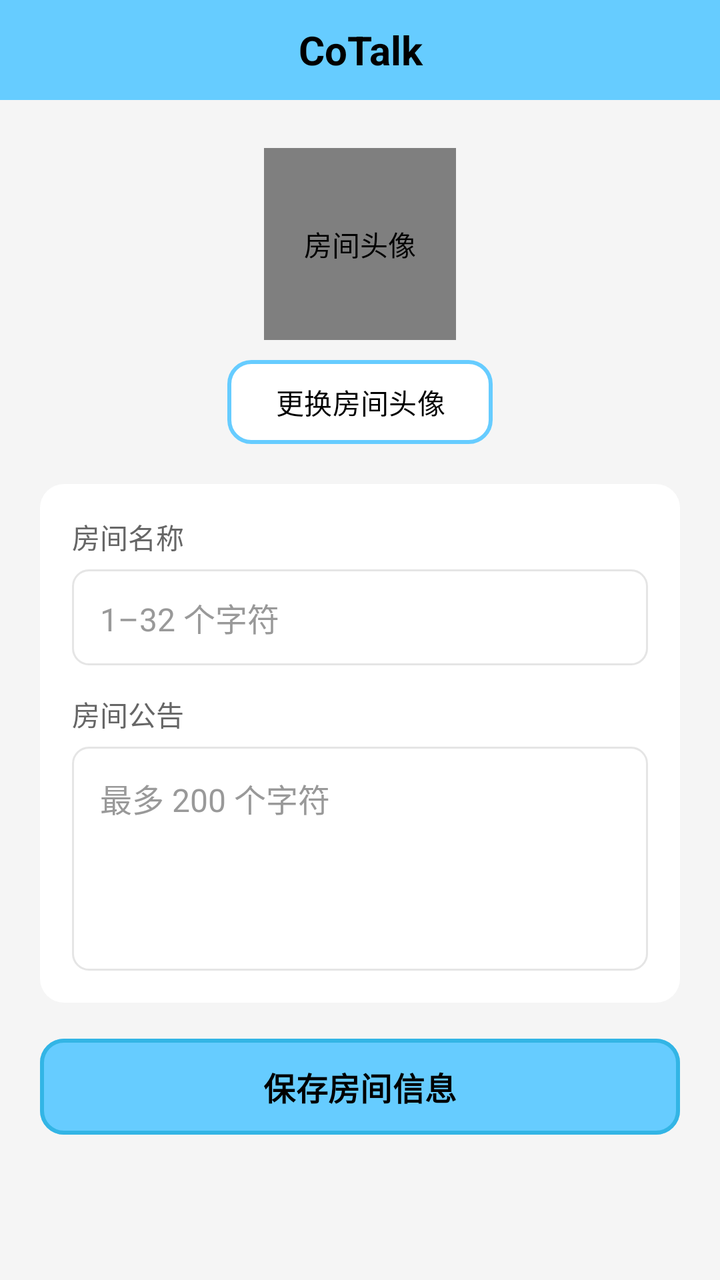
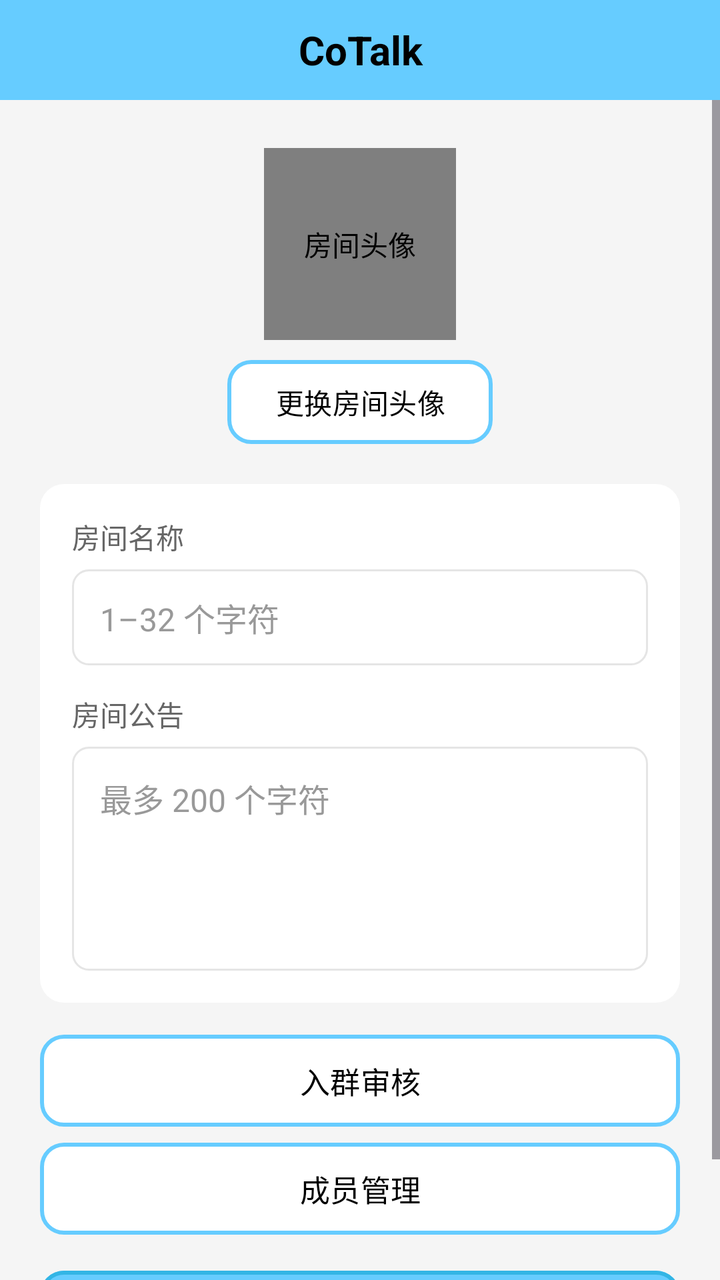

Compare the two renders of this Android layout. The source of the first and the diff that turns it into the second are given below.
<!-- AndroidManifest.xml: application theme Theme.CoTalkProject -->
<!-- res/layout/activity_room_admin.xml -->
<?xml version="1.0" encoding="utf-8"?>
<LinearLayout xmlns:android="http://schemas.android.com/apk/res/android"
    xmlns:app="http://schemas.android.com/apk/res-auto"
    xmlns:tools="http://schemas.android.com/tools"
    android:id="@+id/room_admin_root"
    android:layout_width="match_parent"
    android:layout_height="match_parent"
    android:background="@color/bg_page"
    android:orientation="vertical"
    tools:context=".ui.admin.RoomAdminActivity">

    <include
        android:id="@+id/title_bar"
        layout="@layout/layout_title_bar"
        android:layout_width="match_parent"
        android:layout_height="wrap_content" />

    <ScrollView
        android:layout_width="match_parent"
        android:layout_height="0dp"
        android:layout_weight="1"
        android:clipToPadding="false"
        android:fillViewport="true"
        android:overScrollMode="never">

        <LinearLayout
            android:layout_width="match_parent"
            android:layout_height="wrap_content"
            android:gravity="center_horizontal"
            android:orientation="vertical"
            android:paddingStart="20dp"
            android:paddingTop="24dp"
            android:paddingEnd="20dp"
            android:paddingBottom="24dp">

            <com.example.cotalkproject.ui.widget.AvatarView
                android:id="@+id/iv_room_admin_avatar"
                android:layout_width="96dp"
                android:layout_height="96dp"
                android:contentDescription="@string/room_admin_avatar" />

            <com.google.android.material.button.MaterialButton
                android:id="@+id/btn_room_admin_avatar"
                android:layout_width="wrap_content"
                android:layout_height="42dp"
                android:layout_marginTop="10dp"
                android:insetTop="0dp"
                android:insetBottom="0dp"
                android:stateListAnimator="@null"
                android:text="@string/room_admin_change_avatar"
                android:textColor="@color/text_primary"
                android:textSize="14sp"
                app:backgroundTint="@color/surface"
                app:cornerRadius="12dp"
                app:rippleColor="@color/blue_ty"
                app:strokeColor="@color/blue_ty"
                app:strokeWidth="2dp" />

            <LinearLayout
                android:layout_width="match_parent"
                android:layout_height="wrap_content"
                android:layout_marginTop="20dp"
                android:background="@drawable/bg_card"
                android:orientation="vertical"
                android:padding="16dp">

                <TextView
                    android:layout_width="match_parent"
                    android:layout_height="wrap_content"
                    android:text="@string/room_admin_name"
                    android:textColor="@color/text_secondary"
                    android:textSize="14sp" />

                <EditText
                    android:id="@+id/et_room_admin_name"
                    android:layout_width="match_parent"
                    android:layout_height="48dp"
                    android:layout_marginTop="6dp"
                    android:background="@drawable/et_round"
                    android:hint="@string/room_admin_name_hint"
                    android:inputType="text"
                    android:maxLength="32"
                    android:maxLines="1"
                    android:paddingStart="14dp"
                    android:paddingEnd="14dp"
                    android:singleLine="true"
                    android:textColor="@color/text_primary"
                    android:textColorHint="@color/text_hint"
                    android:textSize="16sp" />

                <TextView
                    android:layout_width="match_parent"
                    android:layout_height="wrap_content"
                    android:layout_marginTop="14dp"
                    android:text="@string/room_admin_announcement"
                    android:textColor="@color/text_secondary"
                    android:textSize="14sp" />

                <EditText
                    android:id="@+id/et_room_admin_announcement"
                    android:layout_width="match_parent"
                    android:layout_height="112dp"
                    android:layout_marginTop="6dp"
                    android:background="@drawable/et_round"
                    android:gravity="top|start"
                    android:hint="@string/room_admin_announcement_hint"
                    android:inputType="textMultiLine"
                    android:maxLength="200"
                    android:maxLines="5"
                    android:padding="14dp"
                    android:textColor="@color/text_primary"
                    android:textColorHint="@color/text_hint"
                    android:textSize="16sp" />
            </LinearLayout>

            <com.google.android.material.button.MaterialButton
                android:id="@+id/btn_room_admin_save"
                android:layout_width="match_parent"
                android:layout_height="48dp"
                android:layout_marginTop="18dp"
                android:insetTop="0dp"
                android:insetBottom="0dp"
                android:stateListAnimator="@null"
                android:text="@string/room_admin_save"
                android:textColor="@color/text_on_accent"
                android:textSize="16sp"
                android:textStyle="bold"
                app:backgroundTint="@color/blue_ty"
                app:cornerRadius="12dp"
                app:rippleColor="@color/blue_dark"
                app:strokeColor="@color/blue_dark"
                app:strokeWidth="2dp" />

        </LinearLayout>
    </ScrollView>
</LinearLayout>
<!-- res/layout/layout_title_bar.xml (included above) -->
<?xml version="1.0" encoding="utf-8"?>
<androidx.constraintlayout.widget.ConstraintLayout xmlns:android="http://schemas.android.com/apk/res/android"
    xmlns:app="http://schemas.android.com/apk/res-auto"
    android:layout_width="match_parent"
    android:layout_height="wrap_content"
    android:minHeight="50dp"
    android:background="@drawable/bg_title_bar">

    <TextView
        android:id="@+id/btn_back"
        android:layout_width="80dp"
        android:layout_height="50dp"
        android:background="?attr/selectableItemBackground"
        android:contentDescription="@string/back"
        android:gravity="center"
        android:text="@string/back"
        android:textColor="@color/text_primary"
        android:textSize="16sp"
        android:visibility="gone"
        app:layout_constraintStart_toStartOf="parent"
        app:layout_constraintTop_toTopOf="parent" />

    <TextView
        android:id="@+id/tv_title"
        android:layout_width="0dp"
        android:layout_height="50dp"
        android:gravity="center"
        android:singleLine="true"
        android:text="@string/title_home"
        android:textColor="@color/text_primary"
        android:textSize="20sp"
        android:textStyle="bold"
        app:layout_constraintEnd_toEndOf="parent"
        app:layout_constraintStart_toStartOf="parent"
        app:layout_constraintTop_toTopOf="parent" />

    <LinearLayout
        android:id="@+id/ll_actions"
        android:layout_width="wrap_content"
        android:layout_height="50dp"
        android:gravity="center_vertical"
        android:orientation="horizontal"
        android:paddingStart="4dp"
        android:paddingEnd="4dp"
        android:visibility="gone"
        app:layout_constraintEnd_toEndOf="parent"
        app:layout_constraintTop_toTopOf="parent">

        <ImageButton
            android:id="@+id/btn_action_server_info"
            android:layout_width="48dp"
            android:layout_height="48dp"
            android:background="?attr/selectableItemBackgroundBorderless"
            android:contentDescription="@string/server_info"
            android:padding="12dp"
            android:scaleType="centerInside"
            android:src="@drawable/ic_info"
            android:tint="@color/text_primary"
            android:visibility="gone" />

        <ImageButton
            android:id="@+id/btn_action_room_admin"
            android:layout_width="48dp"
            android:layout_height="48dp"
            android:background="?attr/selectableItemBackgroundBorderless"
            android:contentDescription="@string/room_admin_entry"
            android:padding="12dp"
            android:scaleType="centerInside"
            android:src="@drawable/ic_settings"
            android:tint="@color/text_primary"
            android:visibility="gone" />

    </LinearLayout>

</androidx.constraintlayout.widget.ConstraintLayout>
<!-- resources referenced by this layout -->
<resources>
  <color name="bg_page">#FFF5F5F5</color>
  <color name="blue_dark">#FF33B5E5</color>
  <color name="blue_ty">#FF66CCFF</color>
  <color name="surface">#FFFFFFFF</color>
  <color name="text_hint">#FF999999</color>
  <color name="text_on_accent">#FF000000</color>
  <color name="text_primary">#FF000000</color>
  <color name="text_secondary">#FF666666</color>
  <!-- drawable bg_card (drawable) -->
  <?xml version="1.0" encoding="utf-8"?>
  <shape xmlns:android="http://schemas.android.com/apk/res/android"
      android:shape="rectangle">
      <solid android:color="@color/surface" />
      <corners android:radius="12dp" />
  </shape>
  <!-- drawable bg_title_bar (drawable) -->
  <?xml version="1.0" encoding="utf-8"?>
  <shape xmlns:android="http://schemas.android.com/apk/res/android"
      android:shape="rectangle">
  
      <solid android:color="@color/title_bar_bg" />
  
  </shape>
  <!-- drawable et_round (drawable) -->
  <?xml version="1.0" encoding="utf-8"?>
  <shape xmlns:android="http://schemas.android.com/apk/res/android"
      android:shape="rectangle">
      <solid android:color="@color/surface" />
      <corners android:radius="8dp" />
      <stroke
          android:width="1dp"
          android:color="@color/divider" />
  </shape>
  <!-- drawable ic_info (drawable) -->
  <?xml version="1.0" encoding="utf-8"?>
  <vector xmlns:android="http://schemas.android.com/apk/res/android"
      android:width="24dp"
      android:height="24dp"
      android:viewportWidth="24"
      android:viewportHeight="24">
      <path
          android:fillColor="#FF000000"
          android:pathData="M11,17h2v-6h-2v6zM12,2C6.48,2 2,6.48 2,12s4.48,10 10,10 10,-4.48 10,-10S17.52,2 12,2zM12,20c-4.41,0 -8,-3.59 -8,-8s3.59,-8 8,-8 8,3.59 8,8 -3.59,8 -8,8zM11,9h2V7h-2v2z" />
  </vector>
  <string name="back">&lt; 返回</string>
  <string name="room_admin_announcement">房间公告</string>
  <string name="room_admin_announcement_hint">最多 200 个字符</string>
  <string name="room_admin_avatar">房间头像</string>
  <string name="room_admin_change_avatar">更换房间头像</string>
  <string name="room_admin_entry">房间管理</string>
  <string name="room_admin_name">房间名称</string>
  <string name="room_admin_name_hint">1–32 个字符</string>
  <string name="room_admin_save">保存房间信息</string>
  <string name="server_info">房间信息</string>
  <string name="title_home">CoTalk</string>
  <style name="Theme.CoTalkProject" parent="Base.Theme.CoTalkProject" />
  <color name="title_bar_bg">#FF66CCFF</color>
  <color name="divider">#FFE5E5E5</color>
  <style name="Base.Theme.CoTalkProject" parent="Theme.Material3.Light.NoActionBar">
          <item name="colorPrimary">@color/blue_ty</item>
          <item name="colorOnPrimary">@color/text_primary</item>
          <item name="colorSecondary">@color/blue_dark</item>
          <item name="colorOnSecondary">@color/text_primary</item>
          <item name="android:colorAccent">@color/blue_ty</item>
  
          <item name="android:windowBackground">@color/bg_page</item>
          <item name="android:statusBarColor">@color/title_bar_bg</item>
          <item name="android:navigationBarColor">@color/surface</item>
          <item name="android:windowLightStatusBar">true</item>
          <item name="android:windowLightNavigationBar" tools:targetApi="o_mr1">true</item>
          <item name="android:forceDarkAllowed" tools:targetApi="q">false</item>
      </style>
  <!-- unchanged entries left out for length: 1 -->
</resources>

<!-- the commit's change to res/layout/activity_room_admin.xml (unified diff, before → after) -->
@@ -114,6 +114,40 @@
             </LinearLayout>
 
             <com.google.android.material.button.MaterialButton
+                android:id="@+id/btn_room_admin_review"
+                android:layout_width="match_parent"
+                android:layout_height="46dp"
+                android:layout_marginTop="16dp"
+                android:insetTop="0dp"
+                android:insetBottom="0dp"
+                android:stateListAnimator="@null"
+                android:text="@string/room_admin_review"
+                android:textColor="@color/text_primary"
+                android:textSize="15sp"
+                app:backgroundTint="@color/surface"
+                app:cornerRadius="12dp"
+                app:rippleColor="@color/blue_ty"
+                app:strokeColor="@color/blue_ty"
+                app:strokeWidth="2dp" />
+
+            <com.google.android.material.button.MaterialButton
+                android:id="@+id/btn_room_admin_members"
+                android:layout_width="match_parent"
+                android:layout_height="46dp"
+                android:layout_marginTop="8dp"
+                android:insetTop="0dp"
+                android:insetBottom="0dp"
+                android:stateListAnimator="@null"
+                android:text="@string/room_admin_members"
+                android:textColor="@color/text_primary"
+                android:textSize="15sp"
+                app:backgroundTint="@color/surface"
+                app:cornerRadius="12dp"
+                app:rippleColor="@color/blue_ty"
+                app:strokeColor="@color/blue_ty"
+                app:strokeWidth="2dp" />
+
+            <com.google.android.material.button.MaterialButton
                 android:id="@+id/btn_room_admin_save"
                 android:layout_width="match_parent"
                 android:layout_height="48dp"
<!-- resource entries referenced after the edit -->
@@ -50,8 +50,10 @@
   <string name="room_admin_avatar">房间头像</string>
   <string name="room_admin_change_avatar">更换房间头像</string>
   <string name="room_admin_entry">房间管理</string>
+  <string name="room_admin_members">成员管理</string>
   <string name="room_admin_name">房间名称</string>
   <string name="room_admin_name_hint">1–32 个字符</string>
+  <string name="room_admin_review">入群审核</string>
   <string name="room_admin_save">保存房间信息</string>
   <string name="server_info">房间信息</string>
   <string name="title_home">CoTalk</string>
